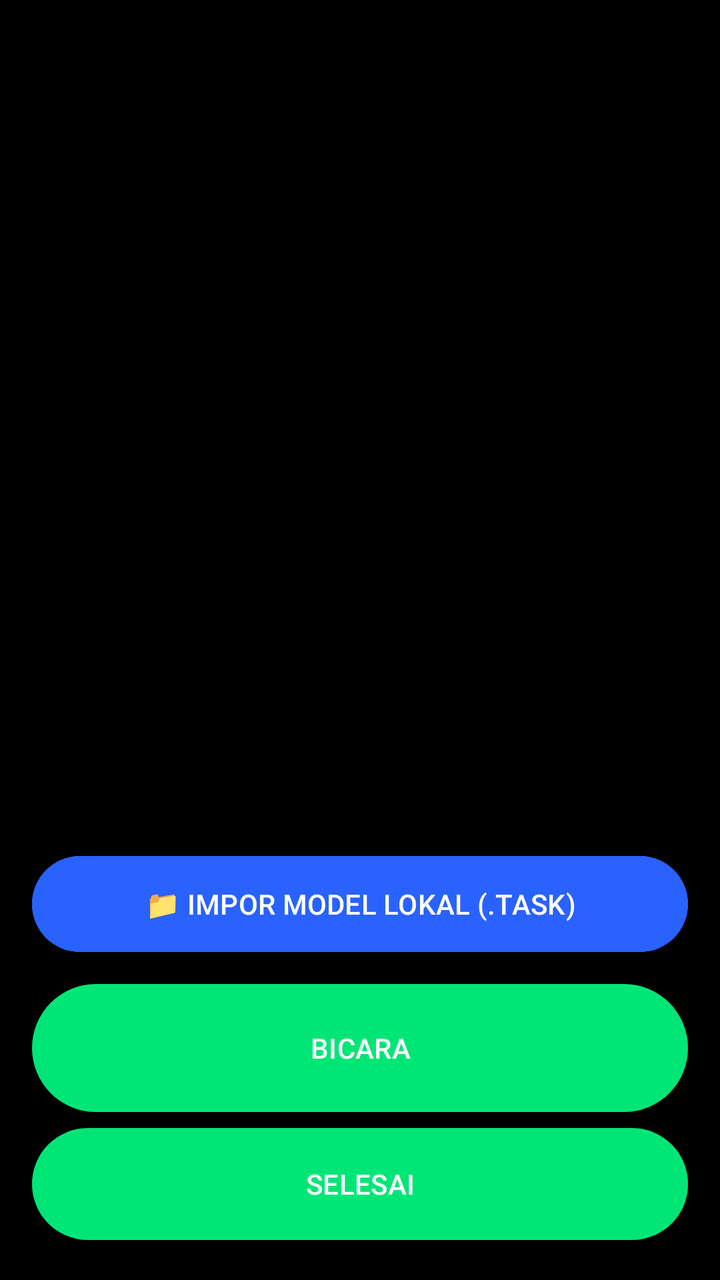
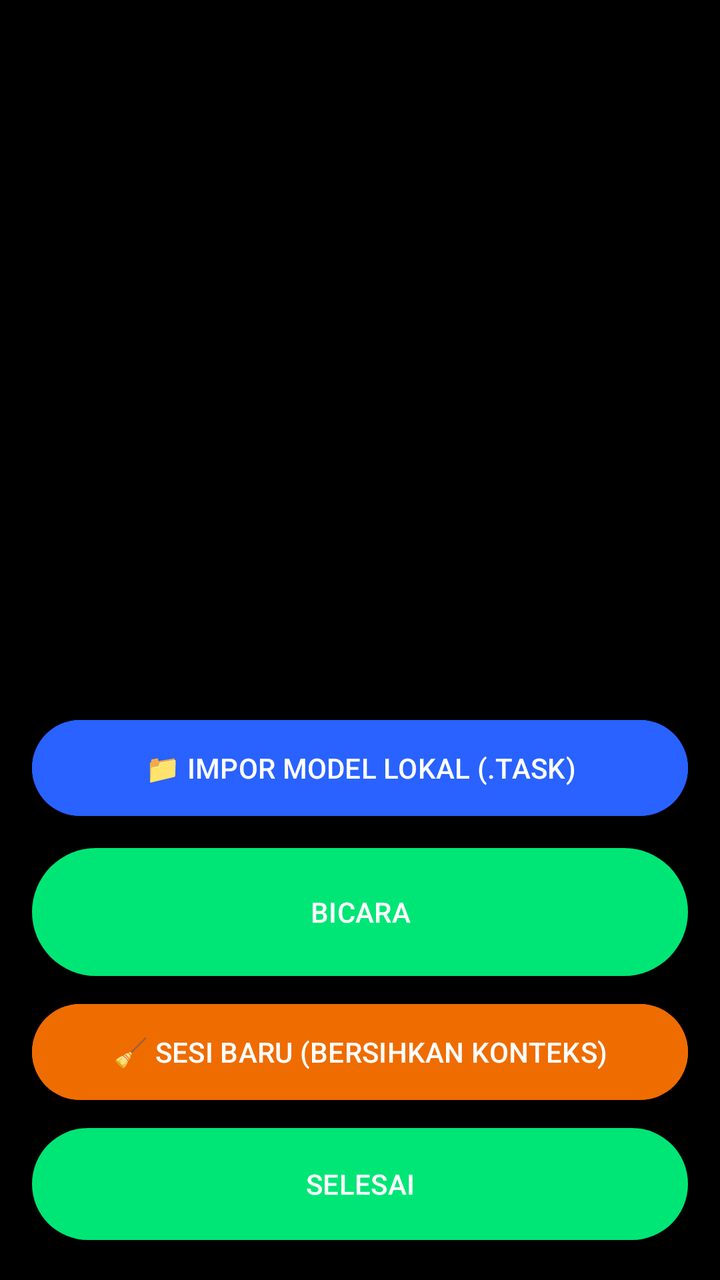

The first picture is an Android layout as it rendered before a commit; the second is the same layout after the commit. The layout source and the unified diff follow.
<!-- AndroidManifest.xml: application theme Theme.KobraOS -->
<!-- res/layout/activity_ai_chat.xml -->
<?xml version="1.0" encoding="utf-8"?>
<LinearLayout xmlns:android="http://schemas.android.com/apk/res/android"
    android:layout_width="match_parent"
    android:layout_height="match_parent"
    android:background="#000000"
    android:orientation="vertical"
    android:padding="16dp">

    <TextView
        android:id="@+id/tvModelStatusChat"
        android:layout_width="match_parent"
        android:layout_height="wrap_content"
        android:textColor="#00E676"
        android:textSize="14sp"
        android:paddingBottom="6dp"
        android:text="" />

    <ScrollView
        android:id="@+id/scrollChat"
        android:layout_width="match_parent"
        android:layout_height="0dp"
        android:layout_weight="1">
        <TextView
            android:id="@+id/tvChatHistory"
            android:layout_width="match_parent"
            android:layout_height="wrap_content"
            android:textColor="#FFFFFF"
            android:textSize="20sp"
            android:text="" />
    </ScrollView>

    <Button
        android:id="@+id/btnImportModelChat"
        android:layout_width="match_parent"
        android:layout_height="wrap_content"
        android:minHeight="56dp"
        android:backgroundTint="#2962FF"
        android:textColor="#FFFFFF"
        android:layout_marginBottom="8dp"
        android:text="📁 IMPOR MODEL LOKAL (.TASK)"
        android:contentDescription="Impor berkas model bahasa offline titik task dari penyimpanan HP" />

    <Button
        android:id="@+id/btnListenChat"
        android:layout_width="match_parent"
        android:layout_height="wrap_content"
        android:minHeight="72dp"
        android:text="BICARA"
        android:contentDescription="Tekan untuk bicara" />

    <Button
        android:id="@+id/btnCloseChat"
        android:layout_width="match_parent"
        android:layout_height="wrap_content"
        android:minHeight="64dp"
        android:text="SELESAI"
        android:contentDescription="Tutup obrolan" />
</LinearLayout>
<!-- resources referenced by this layout -->
<resources>
  <style name="Theme.KobraOS" parent="Theme.Material3.DayNight"><item name="colorPrimary">#00E676</item><item name="android:windowBackground">#000000</item><item name="colorOnBackground">#FFFFFF</item></style>
</resources>

<!-- the commit's change to res/layout/activity_ai_chat.xml (unified diff, before → after) -->
@@ -49,10 +49,22 @@
         android:contentDescription="Tekan untuk bicara" />
 
     <Button
+        android:id="@+id/btnResetChatSession"
+        android:layout_width="match_parent"
+        android:layout_height="wrap_content"
+        android:minHeight="56dp"
+        android:layout_marginTop="6dp"
+        android:backgroundTint="#EF6C00"
+        android:textColor="#FFFFFF"
+        android:text="🧹 SESI BARU (BERSIHKAN KONTEKS)"
+        android:contentDescription="Hapus riwayat percakapan agar AI memulai topik baru dari awal" />
+
+    <Button
         android:id="@+id/btnCloseChat"
         android:layout_width="match_parent"
         android:layout_height="wrap_content"
         android:minHeight="64dp"
+        android:layout_marginTop="6dp"
         android:text="SELESAI"
         android:contentDescription="Tutup obrolan" />
 </LinearLayout>
